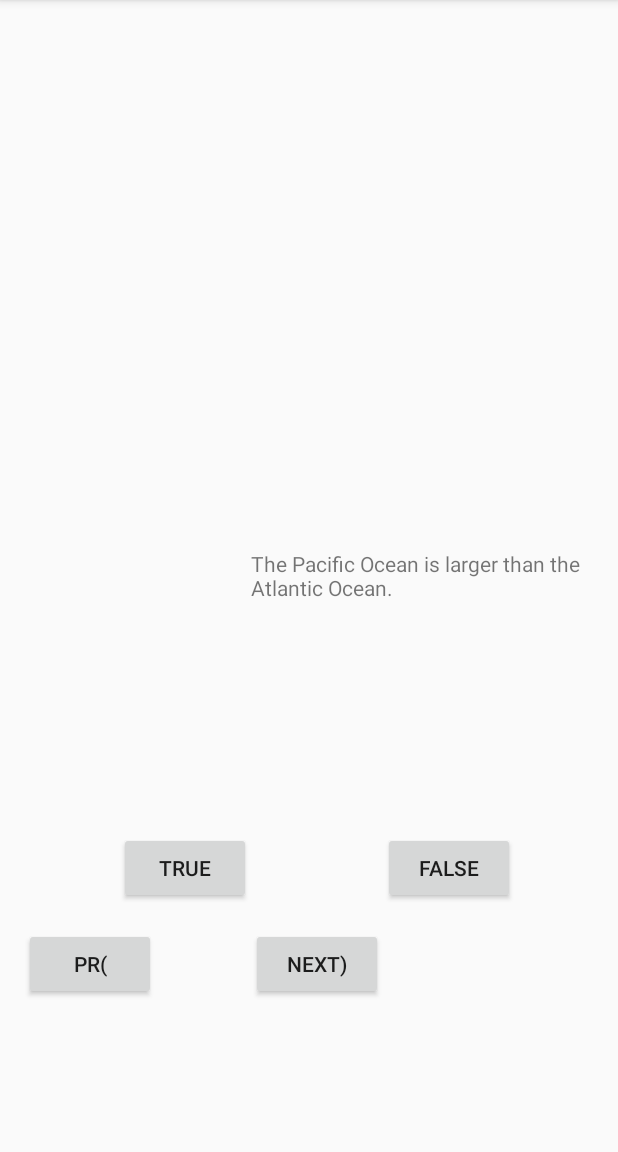
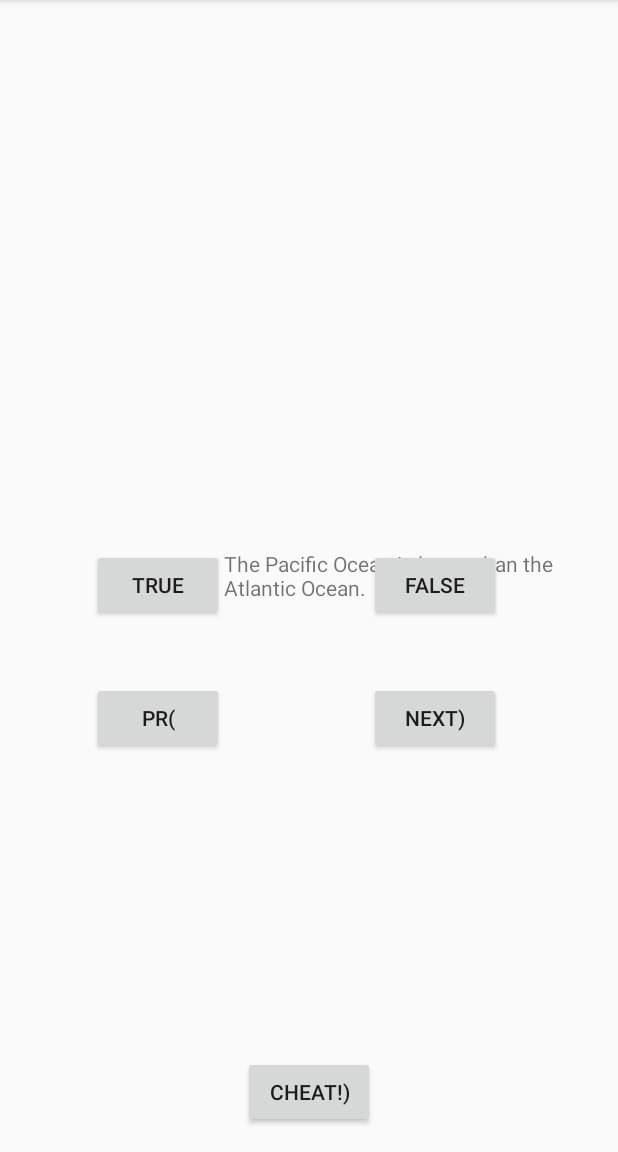
Before and after one commit to waywern/MyApplication, an Android app: the screen it shows after launch (MainActivity), after a tap on "FALSE", on a phone screen of 412 x 824 dp, the part 84-1236 px from its top. Run offline under Robolectric (Android 15) with nearby library versions, the phone set to English and light mode, and no system bars.

Commit message:
Play with: 1) Logs 2) Additional Method of lifecicle app 3) Second activity 4) Working around 2 activity

```diff
--- a/app/src/main/AndroidManifest.xml
+++ b/app/src/main/AndroidManifest.xml
@@ -11,10 +11,12 @@
         <activity android:name=".MainActivity">
             <intent-filter>
                 <action android:name="android.intent.action.MAIN" />
-
                 <category android:name="android.intent.category.LAUNCHER" />
             </intent-filter>
         </activity>
+        <activity
+            android:name=".CheatActivity"
+            android:label="@string/app_name" />
     </application>
 
 </manifest>
--- a/app/src/main/java/com/waywern/myapplication/MainActivity.java
+++ b/app/src/main/java/com/waywern/myapplication/MainActivity.java
@@ -1,5 +1,6 @@
 package com.waywern.myapplication;
 
+import android.content.Intent;
 import android.support.v7.app.AppCompatActivity;
     import android.os.Bundle;
 import android.util.Log;
@@ -13,6 +14,8 @@ import android.view.View;
     private Button mFalseButton;
     private Button mNextButton;
     private Button mPreviouseButton;
+    private Button mCheatButton;
+    private boolean mIsCheater;
     private TextView mQuestionTextView;
     private TrueFalse[] mQuestionBank = new TrueFalse[] {
                     new TrueFalse(R.string.question_oceans, true),
@@ -24,7 +27,7 @@ import android.view.View;
     private int mCurrentIndex = 0;
     private String TAG = "MainActivity";
 
-            @Override
+    @Override
     protected void onCreate(Bundle savedInstanceState) {
         super.onCreate(savedInstanceState);
         Log.d(TAG, "onCreate(Bundle) called");
@@ -54,6 +57,7 @@ import android.view.View;
         mNextButton.setOnClickListener(new View.OnClickListener(){
                 @Override
                 public void onClick(View v){
+                        mIsCheater = false;
                         mCurrentIndex = (mCurrentIndex  + 1) % mQuestionBank.length;
                         updatequestion();
                     }
@@ -62,11 +66,24 @@ import android.view.View;
         mPreviouseButton.setOnClickListener(new View.OnClickListener(){
             @Override
             public void onClick(View v){
+                mIsCheater = false;
                 if(mCurrentIndex == 0)
                     mCurrentIndex = mQuestionBank.length-1;
                 else
                     mCurrentIndex = mCurrentIndex  - 1;
                 updatequestion();
+            }
+        });
+
+        mCheatButton = (Button)findViewById(R.id.cheat_button);
+        mCheatButton.setOnClickListener(new View.OnClickListener(){
+            @Override
+            public void onClick(View v){
+                Intent i = new Intent(MainActivity.this, CheatActivity.class);
+                boolean answerIsTrue = mQuestionBank[mCurrentIndex].isAnswer();
+                i.putExtra(CheatActivity.EXTRA_ANSWER_IS_TRUE, answerIsTrue);
+                //startActivity(i);
+                startActivityForResult(i, 0);
             }
         });
     }
@@ -98,6 +115,14 @@ import android.view.View;
         Log.d(TAG, "onDestroy() called");
     }
 
+    @Override
+    protected void onActivityResult(int requestCode, int resultCode, Intent data) {
+        if (data == null) {
+            return;
+        }
+        mIsCheater = data.getBooleanExtra(CheatActivity.EXTRA_ANSWER_SHOWN, false);
+    }
+
     public void updatequestion() {
         int question = mQuestionBank[mCurrentIndex].getQuestion();
         mQuestionTextView.setText(question);
@@ -105,10 +130,14 @@ import android.view.View;
     public void checkAnswer(boolean answer)
     {
         int pointer_to_text;
-        if(answer == mQuestionBank[mCurrentIndex].isAnswer())
+        if (mIsCheater) {
+            pointer_to_text = R.string.judgment_suggestion;
+        } else {
+            if (answer == mQuestionBank[mCurrentIndex].isAnswer())
                 pointer_to_text = R.string.correct_toast;
-        else
-            pointer_to_text = R.string.incorrect_toast;
+            else
+                pointer_to_text = R.string.incorrect_toast;
+        }
         Toast.makeText(MainActivity.this, pointer_to_text, Toast.LENGTH_SHORT).show();
     }
 }
--- /dev/null
+++ b/app/src/main/res/layout-land/activity_main.xml
@@ -0,0 +1,43 @@
+<?xml version="1.0" encoding="utf-8"?>
+<LinearLayout xmlns:android="http://schemas.android.com/apk/res/android"
+    android:orientation="vertical"
+    android:layout_width="match_parent"
+    android:layout_height="match_parent">
+
+    <TextView
+        android:layout_width="wrap_content"
+        android:layout_height="wrap_content"
+        android:id="@+id/question_textView"
+        android:layout_centerVertical="true"/>
+
+    <Button
+        android:layout_width="wrap_content"
+        android:layout_height="wrap_content"
+        android:text="True"
+        android:id="@+id/true_button" />
+
+    <Button
+        android:layout_width="wrap_content"
+        android:layout_height="wrap_content"
+        android:text="False"
+        android:id="@+id/false_button" />
+
+    <Button
+        android:layout_width="wrap_content"
+        android:layout_height="wrap_content"
+        android:text="@string/previouse"
+        android:id="@+id/previouse_button" />
+
+    <Button
+        android:layout_width="wrap_content"
+        android:layout_height="wrap_content"
+        android:text="@string/next"
+        android:id="@+id/next_button" />
+
+    <Button
+        android:id="@+id/cheat_button"
+        android:layout_width="wrap_content"
+        android:layout_height="wrap_content"
+        android:text="@string/cheat_button" />
+
+</LinearLayout>
--- a/app/src/main/res/layout/activity_main.xml
+++ b/app/src/main/res/layout/activity_main.xml
@@ -22,38 +22,47 @@
         android:layout_height="wrap_content"
         android:text="True"
         android:id="@+id/true_button"
-        android:layout_alignParentBottom="true"
-        android:layout_alignParentLeft="true"
-        android:layout_alignParentStart="true"
-        android:layout_marginLeft="63dp"
-        android:layout_marginStart="63dp"
-        android:layout_marginBottom="149dp" />
+        android:layout_alignTop="@+id/question_textView"
+        android:layout_alignLeft="@+id/previouse_button"
+        android:layout_alignStart="@+id/previouse_button" />
 
     <Button
         android:layout_width="wrap_content"
         android:layout_height="wrap_content"
         android:text="False"
         android:id="@+id/false_button"
-        android:layout_alignTop="@+id/true_button"
-        android:layout_toRightOf="@+id/next_button"
-        android:layout_toEndOf="@+id/next_button" />
+        android:layout_alignTop="@+id/question_textView"
+        android:layout_alignLeft="@+id/next_button"
+        android:layout_alignStart="@+id/next_button" />
+
+    <Button
+        android:id="@+id/cheat_button"
+        android:layout_width="wrap_content"
+        android:layout_height="wrap_content"
+        android:text="@string/cheat_button"
+        android:layout_alignParentBottom="true"
+        android:layout_centerHorizontal="true" />
 
     <Button
         android:layout_width="wrap_content"
         android:layout_height="wrap_content"
         android:text="@string/next"
         android:id="@+id/next_button"
-        android:layout_alignTop="@+id/true_button"
-        android:layout_toRightOf="@+id/true_button"
-        android:layout_toEndOf="@+id/true_button"
-        android:layout_marginTop="64dp" />
+        android:layout_alignTop="@+id/previouse_button"
+        android:layout_alignParentRight="true"
+        android:layout_alignParentEnd="true"
+        android:layout_marginRight="62dp"
+        android:layout_marginEnd="62dp" />
 
     <Button
         android:layout_width="wrap_content"
         android:layout_height="wrap_content"
         android:text="@string/previouse"
         android:id="@+id/previouse_button"
-        android:layout_alignTop="@+id/next_button"
+        android:layout_below="@+id/question_textView"
         android:layout_alignParentLeft="true"
-        android:layout_alignParentStart="true" />
+        android:layout_alignParentStart="true"
+        android:layout_marginLeft="45dp"
+        android:layout_marginStart="45dp"
+        android:layout_marginTop="53dp" />
 </RelativeLayout>
--- a/app/src/main/res/values/strings.xml
+++ b/app/src/main/res/values/strings.xml
@@ -9,4 +9,12 @@
     <string name="question_africa">The source of the Nile River is in Egypt.</string>
     <string name="question_americas">The Amazon River is the longest river in the Americas.</string>
     <string name="question_asia">Lake Baikal is the world\'s oldest and deepest freshwater lake.</string>
+
+    <string name="cheat_button">Cheat!)</string>
+    <string name="warning_text">Are you sure to continue</string>
+    <string name="show_answer_button">Show Answer!</string>
+    <string name="judgment_suggestion">AY AY AY BAD MAN OR WOMAN</string>
+
+    <string name="true_button">Yes</string>
+    <string name="false_button">No</string>
 </resources>
```
Also changed, not shown: app/src/main/java/com/waywern/myapplication/CheatActivity.java (added, +51 -0 lines), app/src/main/res/layout/activity_cheat.xml (added, +24 -0 lines).
